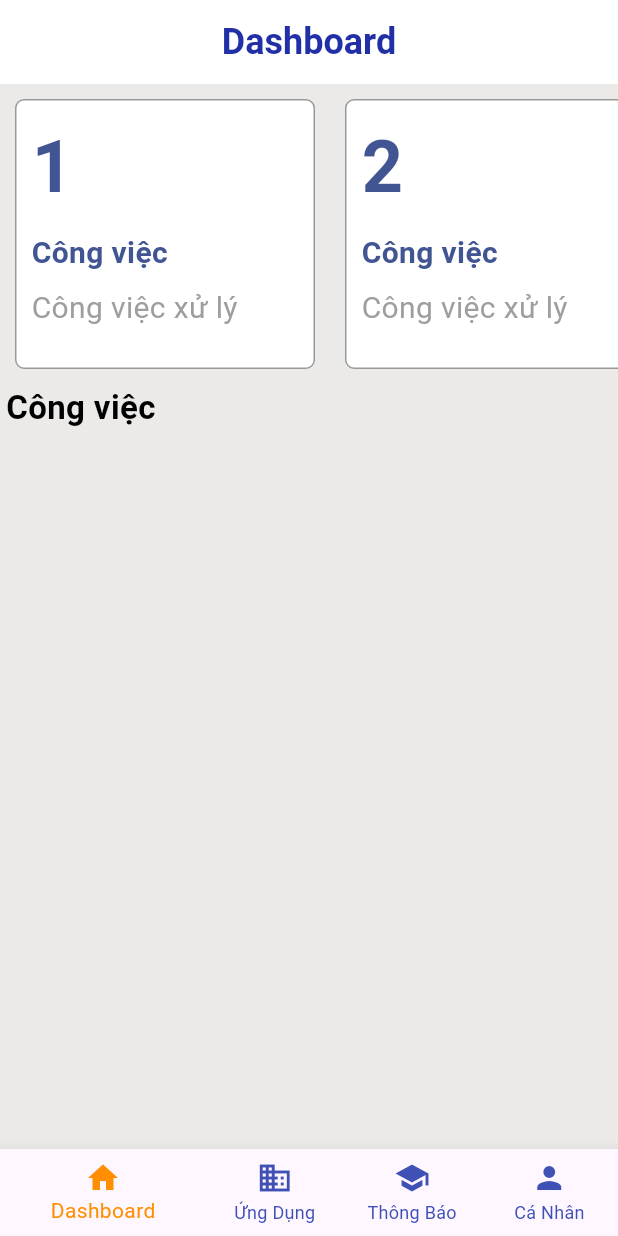
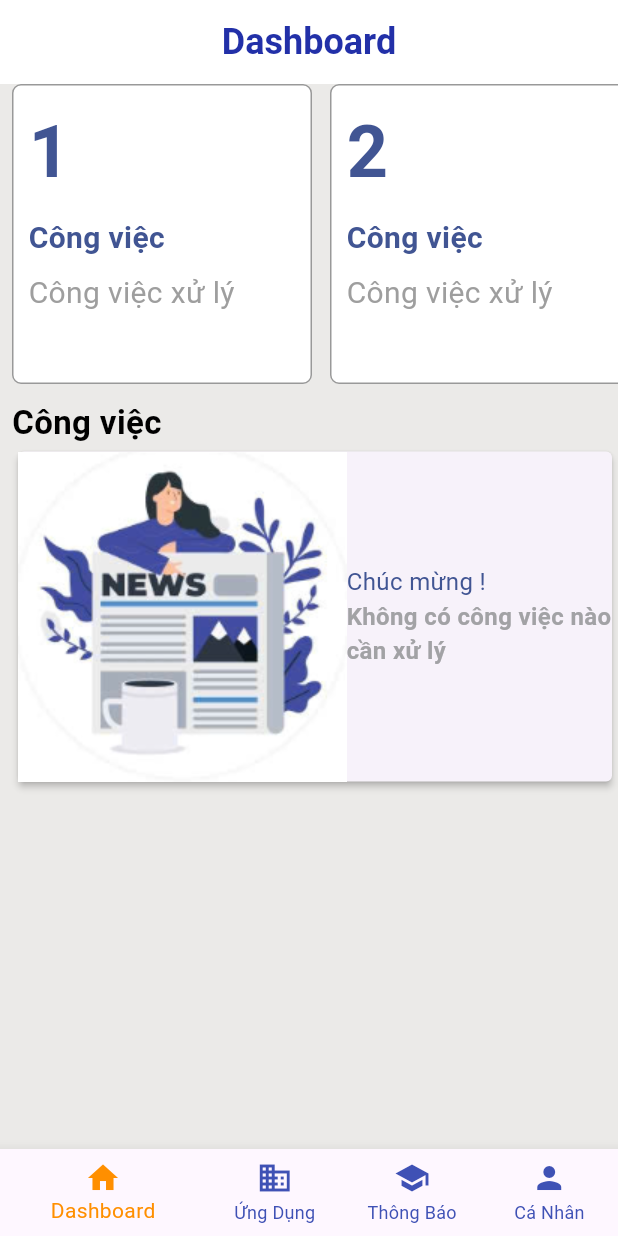
Before and after one commit to tqdaoinfo108/wayos_clone, a Flutter app: the screen it shows after launch, on a phone screen of 412 x 824 dp. Run offline on Flutter 3.47's test engine with Material 3 defaults, Android fonts, the phone set to English and light mode, and no system bars; our stand-ins replace flutter_svg, get_storage, loading_animation_widget; Roboto replaces fonts that are missing (Plus Jakarta).

Commit message:
Feat: Add Card task dashboard

```diff
--- a/lib/components/home/dashboard/listview-task-dashboard.dart
+++ b/lib/components/home/dashboard/listview-task-dashboard.dart
@@ -1,4 +1,5 @@
 import 'package:flutter/material.dart';
+import 'package:wayos_clone/utils/constants.dart';
 
 class ListViewTaskDashboard extends StatelessWidget {
   @override
@@ -34,7 +35,7 @@ class ItemTotalDashboard extends StatelessWidget {
     return Container(
       alignment: Alignment.centerLeft,
       width: 200,
-      margin: EdgeInsets.all(10),
+      margin: EdgeInsets.only(right:12),
       padding: EdgeInsets.all(10),
       decoration:  BoxDecoration(
           color: Colors.white,
@@ -49,14 +50,14 @@ class ItemTotalDashboard extends StatelessWidget {
           Row(
             mainAxisAlignment: MainAxisAlignment.start,
             children: [
-              Text(total.toString(), style: TextStyle(fontSize: 48,color: Color.fromRGBO(65, 85, 147, 1.0),  fontWeight: FontWeight.bold)),
+              Text(total.toString(), style: TextStyle(fontSize: 48,color: primaryMaterialColor.shade900,  fontWeight: FontWeight.bold)),
             ],
           ),
           SizedBox(height: 8),
           Row(
             mainAxisAlignment: MainAxisAlignment.start,
             children: [
-              Text(title.toString(), style: TextStyle(fontSize: 20,color: Color.fromRGBO(65, 85, 147, 1.0),  fontWeight: FontWeight.bold)),
+              Text(title.toString(), style: TextStyle(fontSize: 20,color: primaryMaterialColor.shade900,  fontWeight: FontWeight.bold)),
             ],
           ),
           SizedBox(height: 8),
--- a/lib/components/home/dashboard/task-dashboard.dart
+++ b/lib/components/home/dashboard/task-dashboard.dart
@@ -0,0 +1,52 @@
+import 'package:flutter/cupertino.dart';
+import 'package:flutter/material.dart';
+import 'package:wayos_clone/utils/constants.dart';
+
+class TaskDashboardComponent extends StatelessWidget{
+  @override
+  Widget build(BuildContext context) {
+    return Center(
+          child:  Column(
+            children: [
+              Row(
+                children: [
+                  Text("Công việc",style: TextStyle(fontSize: 22,fontWeight: FontWeight.w600, color: Colors.black)),
+                ],
+              ),
+              Row(
+                children: [
+                  Expanded(
+                    child:Card(
+              elevation: 2,
+                      shape: RoundedRectangleBorder(
+                        borderRadius: BorderRadius.circular(4)
+                      ),
+                      child:Row(
+                        children: [
+                         const Image(image: AssetImage('assets/images/news-dashboard.png')),
+                          Expanded(child: Column(
+                            mainAxisAlignment: MainAxisAlignment.start,
+                            crossAxisAlignment:CrossAxisAlignment.stretch ,
+                            children: [
+                              Text("Chúc mừng !",style: TextStyle(
+                                fontSize: 16,
+                                color: primaryMaterialColor.shade900
+                              ),),
+                              Text("Không có công việc nào cần xử lý",
+                                style: TextStyle(
+                                  fontSize: 16,
+                                  fontWeight: FontWeight.w600
+                                ),
+                              )
+                            ],
+                          ))
+                        ],
+                      )
+                    ),
+                  )
+                ],
+
+          )
+    ]));
+  }
+}
--- a/lib/screens/home/dashboard.dart
+++ b/lib/screens/home/dashboard.dart
@@ -1,5 +1,6 @@
 import 'package:flutter/material.dart';
 import 'package:wayos_clone/components/home/dashboard/listview-task-dashboard.dart';
+import 'package:wayos_clone/components/home/dashboard/task-dashboard.dart';
 
 class DashboardPage extends StatefulWidget {
   const DashboardPage({Key? key}) : super(key: key);
@@ -20,16 +21,16 @@ class _DashboardPageState extends State<DashboardPage> {
         centerTitle: true,
         backgroundColor: Colors.white,
       ),
-      body: Column(
-        children: [
-          ListViewTaskDashboard(),
-          Padding(padding: EdgeInsets.only(left: 4),
-          child:  Row(
-            children: [
-              Text("Công việc",style: TextStyle(fontSize: 22,fontWeight: FontWeight.w600, color: Colors.black))
-            ],
-          ))
-        ],
+      body: Padding(
+        padding: EdgeInsets.only(left: 8),
+        child: Column(
+
+          spacing: 10,
+          children: [
+            ListViewTaskDashboard(),
+            TaskDashboardComponent()
+          ],
+        ),
       )
     );
   }
--- a/lib/utils/constants.dart
+++ b/lib/utils/constants.dart
@@ -23,7 +23,7 @@ const MaterialColor primaryMaterialColor =
   600: Color(0xFF7359FF),
   700: Color(0xFF684FFF),
   800: Color(0xFF5E45FF),
-  900: Color(0xFF6C56DD),
+  900: Color.fromRGBO(65, 85, 147, 1.0)
 });
 
 const Color blackColor = Color(0xFF16161E);
@@ -57,6 +57,7 @@ const Color successColor = Color(0xFF2ED573);
 const Color warningColor = Color(0xFFFFBE21);
 const Color errorColor = Color(0xFFEA5B5B);
 
+
 const double defaultPadding = 16.0;
 const double defaultBorderRadious = 12.0;
 const Duration defaultDuration = Duration(milliseconds: 300);
```
Also changed, not shown: assets/images/news-dashboard.png (added).
